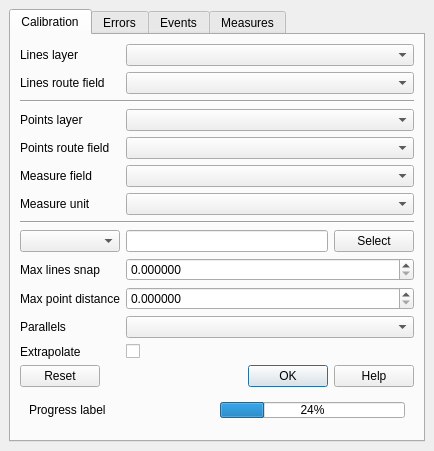
Before: the Qt Designer form lrs/ui_lrsdockwidget.ui in blazek/lrs, drawn with Qt 5.
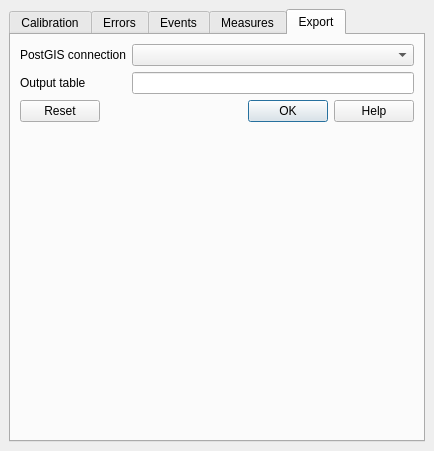
After: the same form once the commit is applied. The open tabs and pages were chosen to show the change.

Diff of the .ui file:
```diff
--- a/lrs/ui_lrsdockwidget.ui
+++ b/lrs/ui_lrsdockwidget.ui
@@ -639,6 +639,57 @@
         </item>
        </layout>
       </widget>
+      <widget class="QWidget" name="exportTab">
+       <attribute name="title">
+        <string>Export</string>
+       </attribute>
+       <layout class="QVBoxLayout" name="verticalLayout_6">
+        <item>
+         <layout class="QGridLayout" name="gridLayout_2">
+          <item row="1" column="1">
+           <widget class="QLineEdit" name="exportPostgisTableLineEdit"/>
+          </item>
+          <item row="1" column="0">
+           <widget class="QLabel" name="exportPostgisTableLable">
+            <property name="text">
+             <string>Output table</string>
+            </property>
+           </widget>
+          </item>
+          <item row="0" column="1">
+           <widget class="QComboBox" name="exportPostgisConnectionCombo"/>
+          </item>
+          <item row="0" column="0">
+           <widget class="QLabel" name="exportPostgisConnectionLabel">
+            <property name="text">
+             <string>PostGIS connection</string>
+            </property>
+           </widget>
+          </item>
+         </layout>
+        </item>
+        <item>
+         <widget class="QDialogButtonBox" name="exportButtonBox">
+          <property name="standardButtons">
+           <set>QDialogButtonBox::Help|QDialogButtonBox::Ok|QDialogButtonBox::Reset</set>
+          </property>
+         </widget>
+        </item>
+        <item>
+         <spacer name="verticalSpacer_4">
+          <property name="orientation">
+           <enum>Qt::Vertical</enum>
+          </property>
+          <property name="sizeHint" stdset="0">
+           <size>
+            <width>20</width>
+            <height>294</height>
+           </size>
+          </property>
+         </spacer>
+        </item>
+       </layout>
+      </widget>
      </widget>
     </item>
    </layout>
```
